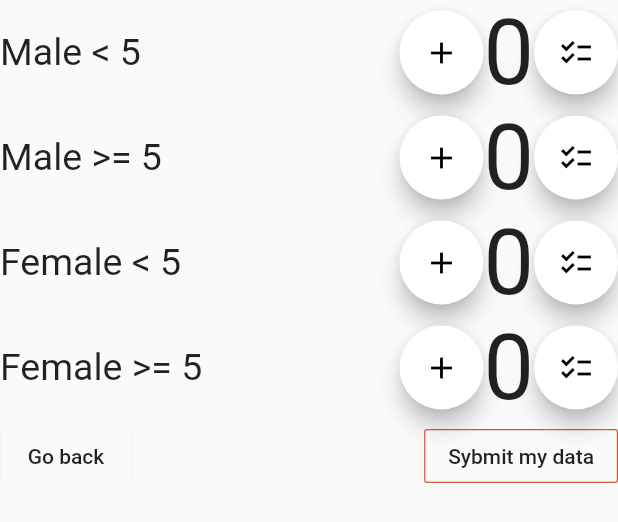
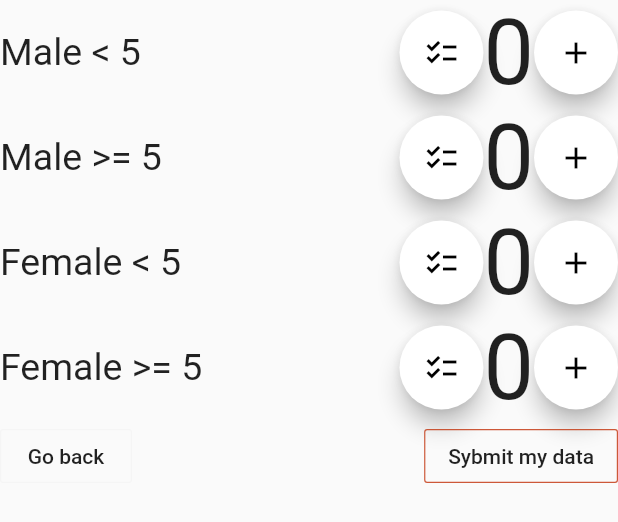
Before and after one commit to nyss-platform-norcross/nyss-reporting, a Flutter app: the PeopleCounter widget shown alone on an empty page, opened directly with empty values, on a phone screen of 412 x 824 dp. Shown: the top 522 px of the screen. Run offline on Flutter 3.47's test engine with Material 2 defaults, Android fonts, the phone set to English and light mode, and no system bars; missing offline and left inert: flutter_sms; network calls fail.

Commit message:
Alignements of buttons

```diff
--- a/lib/screens/peopleCounter.dart
+++ b/lib/screens/peopleCounter.dart
@@ -54,9 +54,9 @@ class PeopleCounter extends StatelessWidget {
                   mainAxisAlignment: MainAxisAlignment.spaceEvenly,
                   children: <Widget>[
                     new FloatingActionButton(
-                      onPressed: addMaleUnderFive,
+                      onPressed: decrementMaleUnderFive,
                       child: new Icon(
-                        Icons.add,
+                        const IconData(0xe15b, fontFamily: 'MaterialIcons'),
                         color: Colors.black,
                       ),
                       backgroundColor: Colors.white,
@@ -64,10 +64,8 @@ class PeopleCounter extends StatelessWidget {
                     new Text('$maleUnderFive',
                         style: new TextStyle(fontSize: 60.0)),
                     new FloatingActionButton(
-                      onPressed: decrementMaleUnderFive,
-                      child: new Icon(
-                          const IconData(0xe15b, fontFamily: 'MaterialIcons'),
-                          color: Colors.black),
+                      onPressed: addMaleUnderFive,
+                      child: new Icon(Icons.add, color: Colors.black),
                       backgroundColor: Colors.white,
                     ),
                   ],
@@ -82,9 +80,9 @@ class PeopleCounter extends StatelessWidget {
                     mainAxisAlignment: MainAxisAlignment.spaceEvenly,
                     children: <Widget>[
                       new FloatingActionButton(
-                        onPressed: addMaleOverFive,
+                        onPressed: decrementMaleOverFive,
                         child: new Icon(
-                          Icons.add,
+                          const IconData(0xe15b, fontFamily: 'MaterialIcons'),
                           color: Colors.black,
                         ),
                         backgroundColor: Colors.white,
@@ -92,10 +90,8 @@ class PeopleCounter extends StatelessWidget {
                       new Text('$maleOverFive',
                           style: new TextStyle(fontSize: 60.0)),
                       new FloatingActionButton(
-                        onPressed: decrementMaleOverFive,
-                        child: new Icon(
-                            const IconData(0xe15b, fontFamily: 'MaterialIcons'),
-                            color: Colors.black),
+                        onPressed: addMaleOverFive,
+                        child: new Icon(Icons.add, color: Colors.black),
                         backgroundColor: Colors.white,
                       ),
                     ])
@@ -109,9 +105,9 @@ class PeopleCounter extends StatelessWidget {
                     mainAxisAlignment: MainAxisAlignment.spaceEvenly,
                     children: <Widget>[
                       new FloatingActionButton(
-                        onPressed: addFemaleUnderFive,
+                        onPressed: decrementFemaleUnderFive,
                         child: new Icon(
-                          Icons.add,
+                          const IconData(0xe15b, fontFamily: 'MaterialIcons'),
                           color: Colors.black,
                         ),
                         backgroundColor: Colors.white,
@@ -119,10 +115,8 @@ class PeopleCounter extends StatelessWidget {
                       new Text('$femaleUnderFive',
                           style: new TextStyle(fontSize: 60.0)),
                       new FloatingActionButton(
-                        onPressed: decrementFemaleUnderFive,
-                        child: new Icon(
-                            const IconData(0xe15b, fontFamily: 'MaterialIcons'),
-                            color: Colors.black),
+                        onPressed: addFemaleUnderFive,
+                        child: new Icon(Icons.add, color: Colors.black),
                         backgroundColor: Colors.white,
                       ),
                     ]),
@@ -136,9 +130,9 @@ class PeopleCounter extends StatelessWidget {
                     mainAxisAlignment: MainAxisAlignment.spaceEvenly,
                     children: <Widget>[
                       new FloatingActionButton(
-                        onPressed: addFemaleOverFive,
+                        onPressed: decrementFemaleOverFive,
                         child: new Icon(
-                          Icons.add,
+                          const IconData(0xe15b, fontFamily: 'MaterialIcons'),
                           color: Colors.black,
                         ),
                         backgroundColor: Colors.white,
@@ -146,10 +140,8 @@ class PeopleCounter extends StatelessWidget {
                       new Text('$femaleOverFive',
                           style: new TextStyle(fontSize: 60.0)),
                       new FloatingActionButton(
-                        onPressed: decrementFemaleOverFive,
-                        child: new Icon(
-                            const IconData(0xe15b, fontFamily: 'MaterialIcons'),
-                            color: Colors.black),
+                        onPressed: addFemaleOverFive,
+                        child: new Icon(Icons.add, color: Colors.black),
                         backgroundColor: Colors.white,
                       ),
                     ])
```
